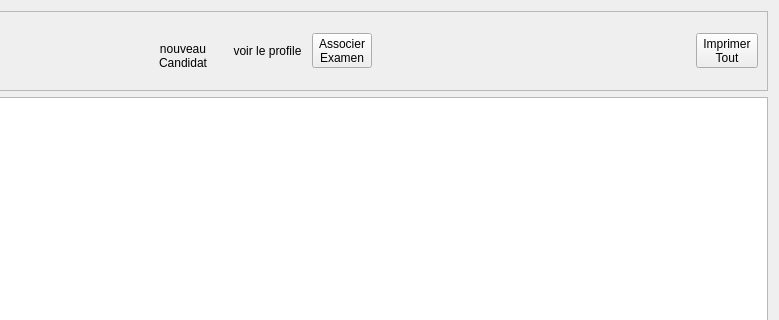
This is Auto_Ecole/candidat/candidat.ui in AmineHouari98/auto_Ecole as Qt 5 draws it before an edit; both pictures show x 196 to 975 and y 0 to 320 of the 975 by 534 pixel window. The edited form follows.
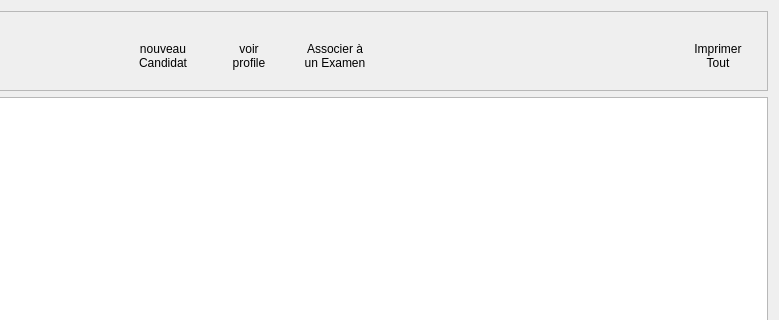
This is the edited form. Icons and pictures are not drawn. Custom widgets are drawn as their Qt base class.

What changed in the file:
```diff
--- a/Auto_Ecole/candidat/candidat.ui
+++ b/Auto_Ecole/candidat/candidat.ui
@@ -13,6 +13,9 @@
   <property name="windowTitle">
    <string>Form</string>
   </property>
+  <property name="styleSheet">
+   <string notr="true">font: 8pt &quot;Microsoft YaHei UI&quot;;</string>
+  </property>
   <layout class="QGridLayout" name="gridLayout">
    <item row="0" column="0">
     <layout class="QVBoxLayout" name="verticalLayout_19">
@@ -106,6 +109,18 @@
         </item>
         <item>
          <widget class="QToolButton" name="btn_viewProfile">
+          <property name="minimumSize">
+           <size>
+            <width>80</width>
+            <height>70</height>
+           </size>
+          </property>
+          <property name="maximumSize">
+           <size>
+            <width>80</width>
+            <height>70</height>
+           </size>
+          </property>
           <property name="styleSheet">
            <string notr="true">QToolButton
 {
@@ -121,7 +136,8 @@
 }</string>
           </property>
           <property name="text">
-           <string>voir le profile</string>
+           <string>voir
+profile</string>
           </property>
           <property name="icon">
            <iconset resource="../ressources.qrc">
@@ -129,8 +145,8 @@
           </property>
           <property name="iconSize">
            <size>
-            <width>32</width>
-            <height>32</height>
+            <width>36</width>
+            <height>36</height>
            </size>
           </property>
           <property name="toolButtonStyle">
@@ -140,9 +156,48 @@
         </item>
         <item>
          <widget class="QToolButton" name="toolButton_2">
+          <property name="minimumSize">
+           <size>
+            <width>80</width>
+            <height>70</height>
+           </size>
+          </property>
+          <property name="maximumSize">
+           <size>
+            <width>80</width>
+            <height>70</height>
+           </size>
+          </property>
+          <property name="styleSheet">
+           <string notr="true">QToolButton
+{
+background-color: transparent ;
+border : none ;
+
+}
+QToolButton::hover
+{
+    border-style: outset;
+    border-width: 2px;
+    border-color: white;
+}</string>
+          </property>
           <property name="text">
-           <string>Associer
-Examen</string>
+           <string>Associer à
+un Examen</string>
+          </property>
+          <property name="icon">
+           <iconset resource="../ressources.qrc">
+            <normaloff>:/Assets/Images/icons/add_to_exam1.ico</normaloff>:/Assets/Images/icons/add_to_exam1.ico</iconset>
+          </property>
+          <property name="iconSize">
+           <size>
+            <width>32</width>
+            <height>32</height>
+           </size>
+          </property>
+          <property name="toolButtonStyle">
+           <enum>Qt::ToolButtonTextUnderIcon</enum>
           </property>
          </widget>
         </item>
@@ -161,10 +216,43 @@
         </item>
         <item>
          <widget class="QToolButton" name="toolButton">
+          <property name="minimumSize">
+           <size>
+            <width>80</width>
+            <height>70</height>
+           </size>
+          </property>
+          <property name="styleSheet">
+           <string notr="true">QToolButton
+{
+background-color: transparent ;
+border : none ;
+
+}
+QToolButton::hover
+{
+    border-style: outset;
+    border-width: 2px;
+    border-color: white;
+}</string>
+          </property>
           <property name="text">
            <string>Imprimer
 Tout</string>
           </property>
+          <property name="icon">
+           <iconset resource="../ressources.qrc">
+            <normaloff>:/Assets/Images/icons/print2.ico</normaloff>:/Assets/Images/icons/print2.ico</iconset>
+          </property>
+          <property name="iconSize">
+           <size>
+            <width>32</width>
+            <height>32</height>
+           </size>
+          </property>
+          <property name="toolButtonStyle">
+           <enum>Qt::ToolButtonTextUnderIcon</enum>
+          </property>
          </widget>
         </item>
        </layout>
```
Left out of the diff: 6 changed lines with no effect on the pictures.
